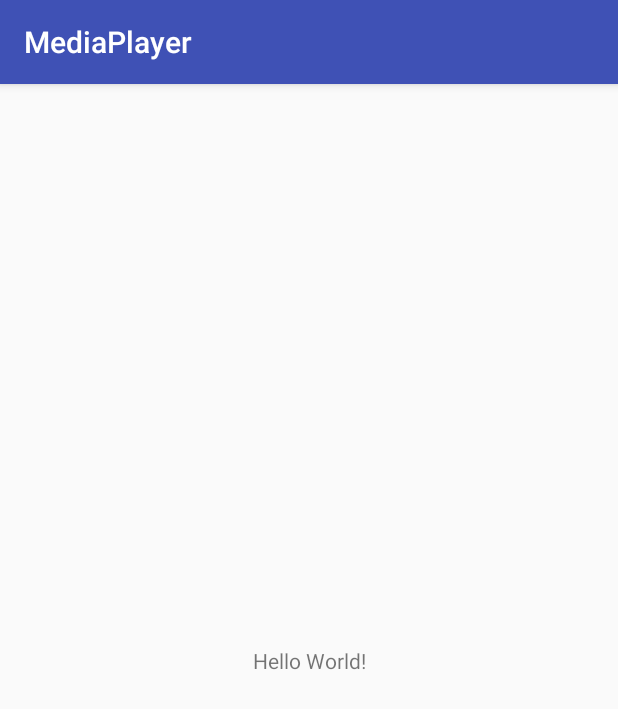
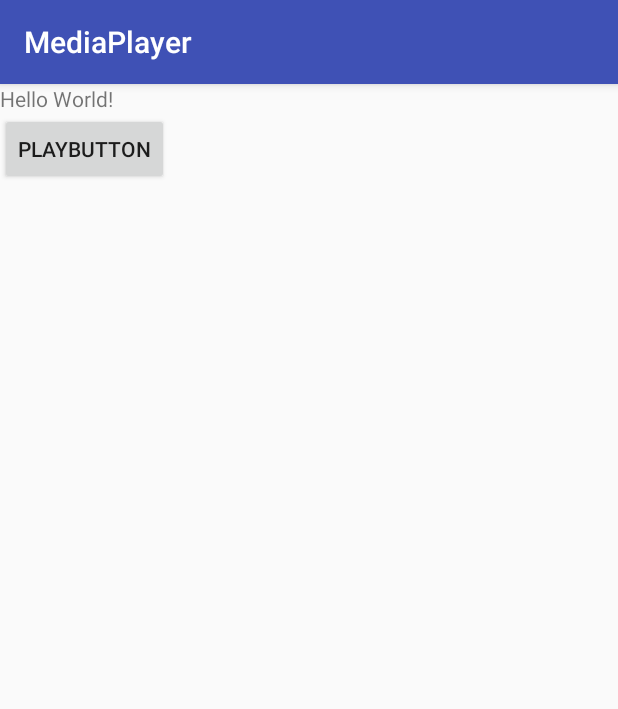
Before and after one commit to Ovarb/MediaPlayer, an Android app: the screen it shows after launch (MainActivity), on a phone screen of 412 x 824 dp. Shown: the top 709 px of the screen. Run offline under Robolectric (Android 15) with nearby library versions, the phone set to English and light mode, and no system bars.

Commit message:
Put some additional project files under git and add dummy PlayButton

```diff
--- a/app/src/main/res/layout/activity_main.xml
+++ b/app/src/main/res/layout/activity_main.xml
@@ -1,18 +1,23 @@
 <?xml version="1.0" encoding="utf-8"?>
-<android.support.constraint.ConstraintLayout xmlns:android="http://schemas.android.com/apk/res/android"
+<LinearLayout xmlns:android="http://schemas.android.com/apk/res/android"
     xmlns:app="http://schemas.android.com/apk/res-auto"
     xmlns:tools="http://schemas.android.com/tools"
     android:layout_width="match_parent"
     android:layout_height="match_parent"
+    android:orientation="vertical"
     tools:context=".MainActivity">
 
     <TextView
         android:layout_width="wrap_content"
         android:layout_height="wrap_content"
-        android:text="Hello World!"
-        app:layout_constraintBottom_toBottomOf="parent"
-        app:layout_constraintLeft_toLeftOf="parent"
-        app:layout_constraintRight_toRightOf="parent"
-        app:layout_constraintTop_toTopOf="parent" />
+        android:text="Hello World!" />
 
-</android.support.constraint.ConstraintLayout>
+    <Button
+        android:id="@+id/button"
+        android:layout_width="wrap_content"
+        android:layout_height="wrap_content"
+        android:layout_weight="0"
+        android:text="PlayButton" />
+
+
+</LinearLayout>
```
Also changed, not shown: 2 other files.
